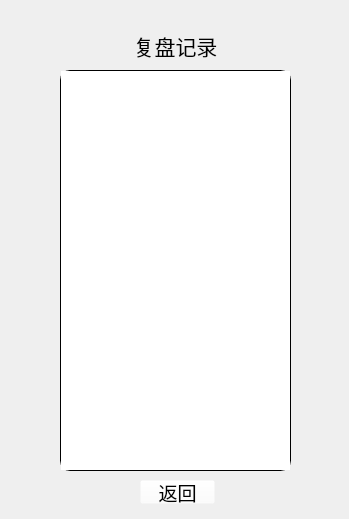
lgb666666661/Gobang, file replaywindow.ui: the form before one commit.
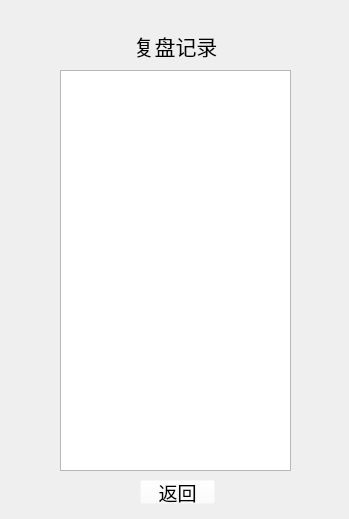
The form after the commit.

```diff
--- a/replaywindow.ui
+++ b/replaywindow.ui
@@ -29,8 +29,7 @@
      </font>
     </property>
     <property name="styleSheet">
-     <string notr="true">border-radius:10px;
-border: 1px solid rgb(0,0,0);</string>
+     <string notr="true"/>
     </property>
     <property name="itemAlignment">
      <set>Qt::AlignCenter</set>
```
